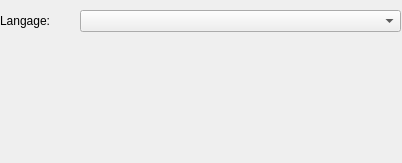
GNS3/gns3-legacy, file GNS3/Ui/ConfigurationPages/Widget_SystemGeneral.ui: the form before one commit.
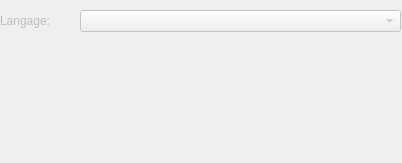
The form after the commit.

Commit message: [GUI] Disable menu action that won't be in v0.2 for sure.

```diff
--- a/GNS3/Ui/ConfigurationPages/Widget_SystemGeneral.ui
+++ b/GNS3/Ui/ConfigurationPages/Widget_SystemGeneral.ui
@@ -13,6 +13,9 @@
    <string>Form</string>
   </property>
   <widget class="QLabel" name="label" >
+   <property name="enabled" >
+    <bool>false</bool>
+   </property>
    <property name="geometry" >
     <rect>
      <x>0</x>
@@ -26,6 +29,9 @@
    </property>
   </widget>
   <widget class="QComboBox" name="comboBox" >
+   <property name="enabled" >
+    <bool>false</bool>
+   </property>
    <property name="geometry" >
     <rect>
      <x>80</x>
```
The commit also changes 3 other files.
